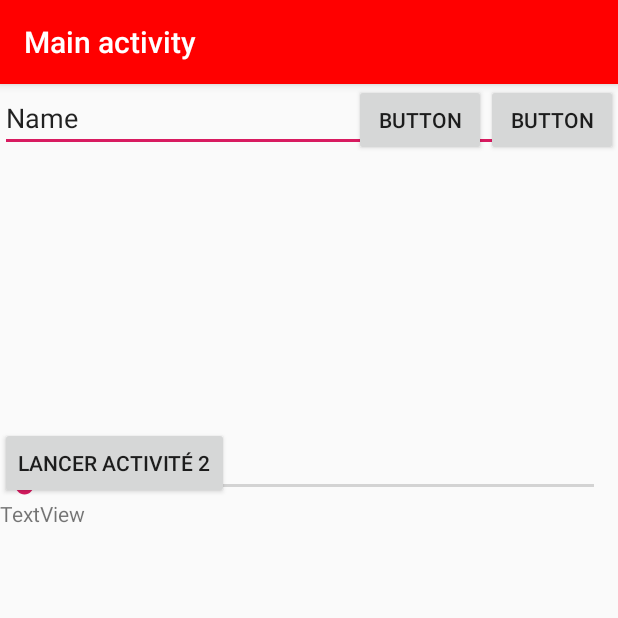
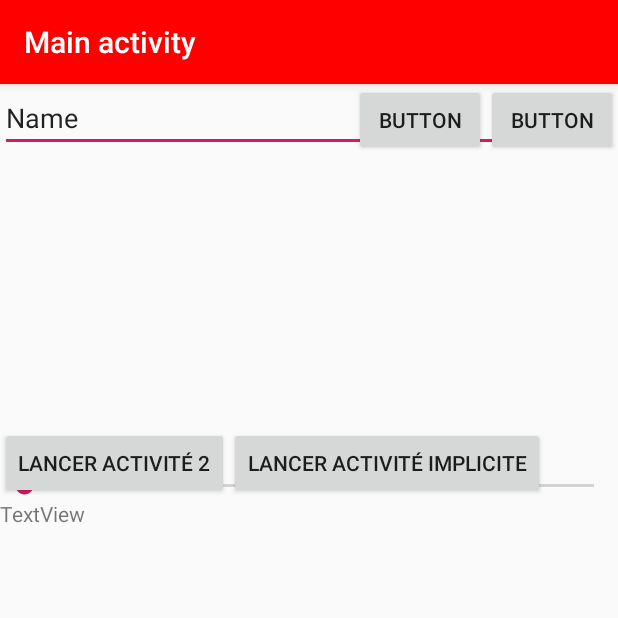
Before and after one commit to greta91-massy-2021/demo-project, an Android app: the screen it shows after launch (MainActivity), on a phone screen of 412 x 824 dp, the top half of it. Run offline under Robolectric (Android 15) with nearby library versions, the phone set to English and light mode, and no system bars.

Commit message:
intent implicite added

```diff
--- a/app/src/main/java/fr/baobab/greta91demo/MainActivity.java
+++ b/app/src/main/java/fr/baobab/greta91demo/MainActivity.java
@@ -3,6 +3,7 @@ package fr.baobab.greta91demo;
 import androidx.appcompat.app.AppCompatActivity;
 
 import android.content.Intent;
+import android.net.Uri;
 import android.os.Bundle;
 import android.view.View;
 import android.widget.Button;
@@ -17,6 +18,7 @@ public class MainActivity extends AppCompatActivity implements View.OnClickListe
         final Button button = (Button)findViewById(R.id.button);//récupère le bouton 1
         final Button button2 = (Button)findViewById(R.id.button2);//récupère le bouton 2
         final Button button3 = (Button)findViewById(R.id.button3);//récupère le bouton 3
+        final Button button4 = (Button)findViewById(R.id.button4);//récupère le bouton 4
         //Méthode 1
         /*button.setOnClickListener(new View.OnClickListener(){
             @Override
@@ -36,6 +38,7 @@ public class MainActivity extends AppCompatActivity implements View.OnClickListe
         button.setOnClickListener(this);
         button2.setOnClickListener(this);
         button3.setOnClickListener(this);
+        button4.setOnClickListener(this);
     }
 
     @Override
@@ -58,6 +61,13 @@ public class MainActivity extends AppCompatActivity implements View.OnClickListe
                 Intent intent = new Intent(this, SecondActivity.class);
                 startActivity(intent);
                 break;
+            case R.id.button4:
+                //traitement pour le bouton 4
+                //créer un intent implicite
+                Uri uri = Uri.parse("https://google.fr");
+                Intent intent2 = new Intent(Intent.ACTION_VIEW, uri);
+                startActivity(intent2);
+                break;
             default:
                 //traitement par défaut
         }
--- a/app/src/main/res/layout/complex_layout.xml
+++ b/app/src/main/res/layout/complex_layout.xml
@@ -61,6 +61,14 @@
                 android:layout_height="wrap_content"
                 android:layout_above="@id/textView"
                 android:text="lancer activité 2" />
+
+            <Button
+                android:id="@+id/button4"
+                android:layout_width="wrap_content"
+                android:layout_height="wrap_content"
+                android:layout_above="@id/textView"
+                android:layout_toRightOf="@id/button3"
+                android:text="lancer activité implicite" />
         </RelativeLayout>
     </ScrollView>
 
```
Also changed, not shown: app/src/main/AndroidManifest.xml (+8 -8 lines).
